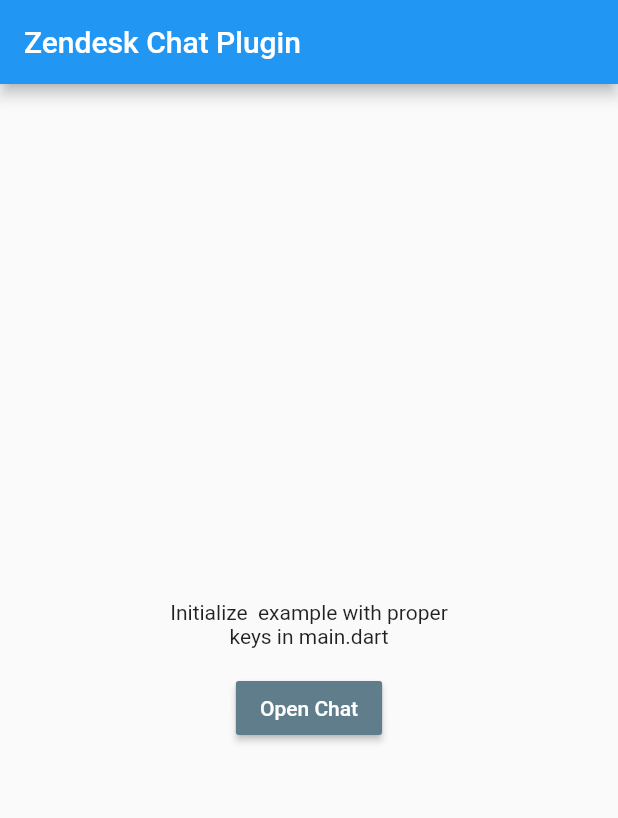
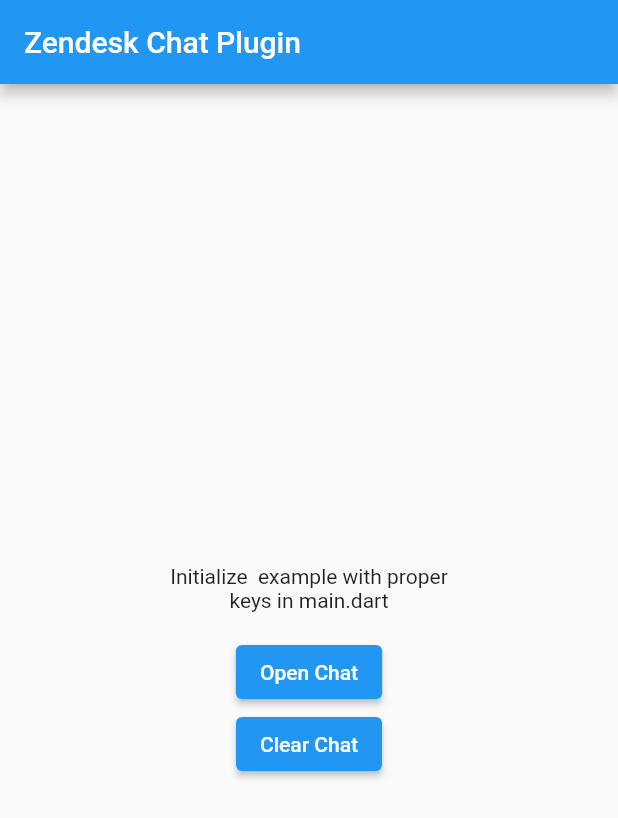
Before and after one commit to Muljin/zendesk_helper, a Flutter app: the screen it shows after launch, after a tap on "Open Chat", on a phone screen of 412 x 824 dp. Shown: the top 818 px of the screen. Run offline on Flutter 3.47's test engine with Material 2 defaults, Android fonts, the phone set to English and light mode, and no system bars.

```diff
--- a/example/lib/main.dart
+++ b/example/lib/main.dart
@@ -5,38 +5,54 @@ void main() {
   runApp(MyApp());
 }
 
-class MyApp extends StatefulWidget {
+class MyApp extends StatelessWidget {
   @override
-  _MyAppState createState() => _MyAppState();
+  Widget build(BuildContext context) {
+    return MaterialApp(home: MyPage());
+  }
 }
 
-class _MyAppState extends State<MyApp> {
+class MyPage extends StatefulWidget {
+  @override
+  _MyPageState createState() => _MyPageState();
+}
+
+class _MyPageState extends State<MyPage> {
+  final _zendesk = Zendesk();
   @override
   void initState() {
     super.initState();
     initZendesk();
   }
 
+  Future<String> getJwtToken() async {
+    return 'JWT_TOKEN';
+  }
+
   Future<void> initZendesk() async {
     if (!mounted) {
       return;
     }
-             const _accountKey='C4NkxGBoxHSTMW3Gm3gznZ6AxIqYXWkZ';
-  const _appId='ff92947363297c35ad960e50edc747e7a19dbbd7235a852e';
-
-    await Zendesk.initialize(_accountKey, _appId);
+    const _accountKey = 'ACCOUNT_KEY';
+    const _appId = 'APP_ID';
+    await _zendesk.initialize(
+      accountKey: _accountKey,
+      appId: _appId,
+      getJwtToken: getJwtToken,
+    );
   }
 
   @override
   Widget build(BuildContext context) {
-    return MaterialApp(
-      home: Scaffold(
+    return Scaffold(
       appBar: AppBar(
         title: const Text('Zendesk Chat Plugin'),
       ),
       body: Center(
         child: Column(
+          mainAxisSize: MainAxisSize.min,
           mainAxisAlignment: MainAxisAlignment.center,
+          crossAxisAlignment: CrossAxisAlignment.center,
           children: [
             const Padding(
               padding: EdgeInsets.all(16),
@@ -45,29 +61,40 @@ class _MyAppState extends State<MyApp> {
                 textAlign: TextAlign.center,
               ),
             ),
-              MaterialButton(
+            ElevatedButton(
               onPressed: openChat,
-                color: Colors.blueGrey,
-                textColor: Colors.white,
               child: const Text('Open Chat'),
+            ),
+            ElevatedButton(
+              onPressed: clear,
+              child: const Text('Clear Chat'),
             )
           ],
-          ),
         ),
       ),
     );
   }
 
+  Future<void> clear() async {
+    await _zendesk.resetIdentity();
+  }
+
   Future<void> openChat() async {
-    try {
-      await Zendesk.setVisitorInfo(
-          name: 'Text Client',
-          email: 'test+client@example.com',
-          phoneNumber: '0000000000',
-          department: 'Support');
-      await Zendesk.startChat(primaryColor: Colors.red);
-    } on dynamic catch (ex) {
-      print('An error occured $ex');
+    await _zendesk.setVisitorInfo(
+      name: 'NAME',
+      email: 'email@email.com',
+      phoneNumber: 'phone',
+      department: 'DEPARTMENT',
+    );
+    await _zendesk.addTags(tags: ['tag1', 'tag2']);
+    await _zendesk.sendMessage('[Test] auto msg');
+    await _zendesk.startChat(
+      primaryColor: Colors.red,
+      isPreChatFormEnabled: false,
+      isAgentAvailabilityEnabled: false,
+      isChatTranscriptPromptEnabled: false,
+      isOfflineFormEnabled: false,
+      toolbarTitle: 'TITLE',
+    );
   }
 }
-}
--- a/lib/zendesk_helper.dart
+++ b/lib/zendesk_helper.dart
@@ -1,19 +1,26 @@
-// ignore_for_file: avoid_classes_with_only_static_members
 import 'dart:async';
-import 'dart:ui';
 
 import 'package:flutter/services.dart';
 
 /// Provides embed chat functionality
 class Zendesk {
-  static const MethodChannel _channel = MethodChannel('zendesk');
+  Zendesk() : _channel = const MethodChannel('zendesk');
+  final MethodChannel _channel;
 
-  /// Initialize the Zendesk SDK with the provided [accountKey] and [appId]
+  /// Initialize the Zendesk SDK with the provided [accountKey], [appId] and [getjwtToken]
+  /// Docs about JWT token authentication: https://developer.zendesk.com/documentation/classic-web-widget-sdks/chat-sdk-v2/working-with-the-chat-sdk/enabling-authenticated-users-with-the-chat-sdk-/#creating-a-jwt-token
   ///
   /// Offical Docs
   /// iOS: https://developer.zendesk.com/embeddables/docs/chat-sdk-v-2-for-ios/getting_started#initializing-the-sdk
   /// Android: https://developer.zendesk.com/embeddables/docs/chat-sdk-v-2-for-android/getting_started#initializing-the-sdk
-  static Future<void> initialize(String accountKey, String appId) async {
+  Future<void> initialize({
+    required String accountKey,
+    required String appId,
+    required Future<String> Function() getJwtToken,
+  }) async {
+    _channel.setMethodCallHandler(
+      (call) async => call.method == 'getJwt' ? await getJwtToken() : null,
+    );
     await _channel.invokeMethod<void>('initialize', {
       'accountKey': accountKey,
       'appId': appId,
@@ -22,7 +29,7 @@ class Zendesk {
 
   /// Convenience utility to prefill visitor information and optionally set
   /// a support [department]
-  static Future<void> setVisitorInfo({
+  Future<void> setVisitorInfo({
     String? name,
     String? email,
     String? phoneNumber,
@@ -49,12 +56,14 @@ class Zendesk {
   /// chat transcript at the end of the chat.
   ///
   /// If [isOfflineFormEnabled] is true, the offline form will be shown to the user.
-  static Future<void> startChat({bool? isDarkTheme,
+  Future<void> startChat({
+    bool? isDarkTheme,
     Color? primaryColor,
     bool isPreChatFormEnabled = true,
     bool isAgentAvailabilityEnabled = true,
     bool isChatTranscriptPromptEnabled = true,
     bool isOfflineFormEnabled = true,
+    String toolbarTitle = 'Contact Us',
   }) async {
     await _channel.invokeMethod<void>('startChat', {
       'isDarkTheme': isDarkTheme,
@@ -62,22 +71,35 @@ class Zendesk {
       'isPreChatFormEnabled': isPreChatFormEnabled,
       'isAgentAvailabilityEnabled': isAgentAvailabilityEnabled,
       'isChatTranscriptPromptEnabled': isChatTranscriptPromptEnabled,
-      'isOfflineFormEnabled': isOfflineFormEnabled
+      'isOfflineFormEnabled': isOfflineFormEnabled,
+      'toolbarTitle': toolbarTitle,
     });
   }
 
   /// Utility to optionaly add tags to the conversation. This can be set to
   /// a `List` of strings which will then appear to the agent in the chat.
-  static Future<void> addTags({List<String>? tags}) async {
+  Future<void> addTags({List<String>? tags}) async {
     await _channel.invokeMethod<void>('addTags', {
       'tags': tags,
     });
   }
 
   /// Utility to remove tags that were added to the conversation.
-  static Future<void> removeTags({List<String>? tags}) async {
+  Future<void> removeTags({List<String>? tags}) async {
     await _channel.invokeMethod<void>('removeTags', {
       'tags': tags,
     });
   }
+
+  /// Resets the visitor details to a clean slate allowing a new visitor to chat
+  /// Any ongoing chat will be ended, and locally stored information about the visitor will be cleared.
+  Future<void> resetIdentity() async {
+    await _channel.invokeMethod<void>('resetIdentity');
+  }
+
+  /// Resets the visitor details to a clean slate allowing a new visitor to chat
+  /// Any ongoing chat will be ended, and locally stored information about the visitor will be cleared.
+  Future<void> sendMessage(String message) async {
+    await _channel.invokeMethod<void>('sendMessage', {'message': message});
+  }
 }
```
Also changed, not shown: 3 other files. Lines whose indentation alone changed are shown as unchanged.
